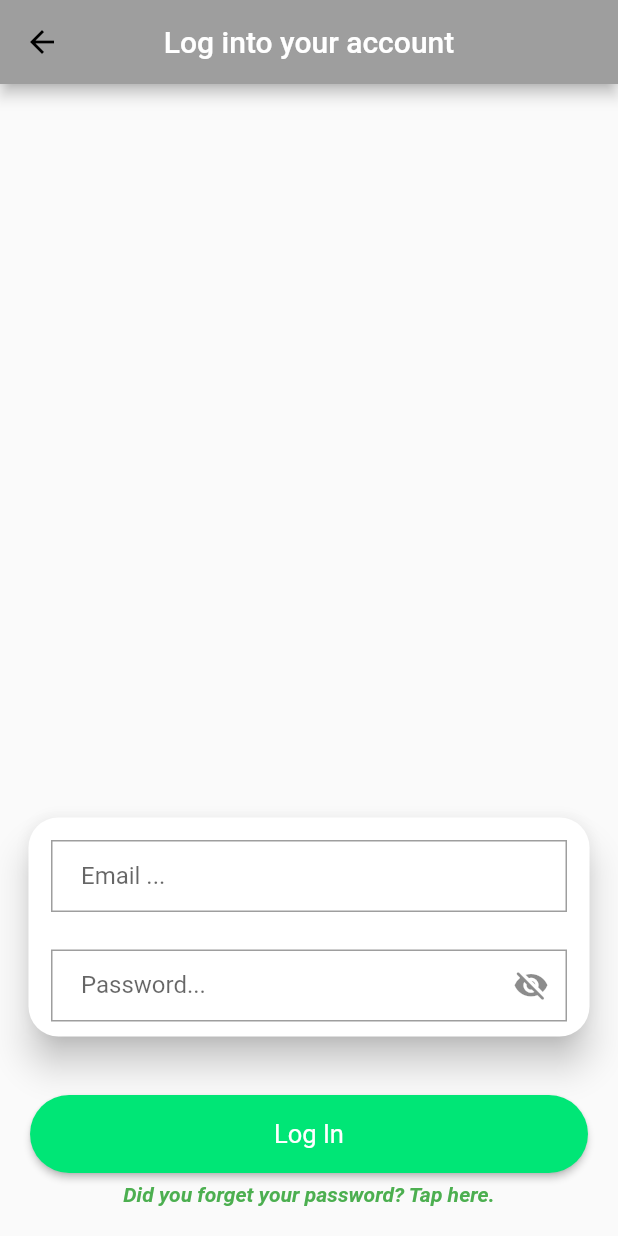
After one commit to rrrrares33/workout_tracker, a Flutter app: the screen it shows after launch, after a tap on "Log In with email and password.", on a phone screen of 412 x 824 dp. The commit adds this screen. Run offline on Flutter 3.47's test engine with Material 2 defaults, Android fonts, the light colour scheme and no system bars; our stand-ins replace firebase_auth, firebase_core, font_awesome_flutter, google_sign_in; missing offline and left inert: flutter_facebook_auth; accounts and stored records are empty; Roboto replaces fonts that are missing (Times New Roman).

Commit message:
"Added Register flow. Also added a separate page for Logging with email and password"

```diff
--- a/lib/firebase/check_authenticated.dart
+++ b/lib/firebase/check_authenticated.dart
@@ -2,8 +2,8 @@ import 'package:flutter/material.dart';
 import 'package:provider/provider.dart';
 
 import '../models/user_firebase.dart';
-import '../ui/home_page.dart';
-import '../ui/login_page.dart';
+import '../ui/logging_screens/home_page.dart';
+import '../ui/logging_screens/login_page.dart';
 import 'authentication_service.dart';
 
 class CheckAuthenticated extends StatelessWidget {
--- a/lib/landing_screen.dart
+++ b/lib/landing_screen.dart
@@ -3,8 +3,8 @@ import 'package:provider/provider.dart';
 
 import '../routing/all_routes_landing.dart';
 import '../routing/routing_constants.dart';
-import '../ui/theme_data.dart';
 import 'firebase/authentication_service.dart';
+import 'ui/logging_screens/theme_data.dart';
 
 class WorkoutTracker extends StatelessWidget {
   const WorkoutTracker({Key? key}) : super(key: key);
--- a/lib/main.dart
+++ b/lib/main.dart
@@ -1,6 +1,5 @@
 import 'package:firebase_core/firebase_core.dart';
 import 'package:flutter/cupertino.dart';
-// import 'package:provider/provider.dart';
 import 'landing_screen.dart';
 
 Future<void> main() async {
--- a/lib/routing/all_routes_landing.dart
+++ b/lib/routing/all_routes_landing.dart
@@ -1,9 +1,10 @@
 import 'package:flutter/material.dart';
 
 import '../firebase/check_authenticated.dart';
-import '../ui/home_page.dart';
-import '../ui/login_page.dart';
-import '../ui/register_page.dart';
+import '../ui/logging_screens/home_page.dart';
+import '../ui/logging_screens/login_email_pass_page.dart';
+import '../ui/logging_screens/login_page.dart';
+import '../ui/logging_screens/register_page.dart';
 import 'routing_constants.dart';
 
 class RoutersLanding {
@@ -17,6 +18,8 @@ class RoutersLanding {
         return MaterialPageRoute<dynamic>(builder: (_) => const LogInPage());
       case HomePageRoute:
         return MaterialPageRoute<dynamic>(builder: (_) => const HomePage());
+      case LogInWithEmailAndPasswordRoute:
+        return MaterialPageRoute<dynamic>(builder: (_) => const LogInPageEmailAndPassword());
       default:
         return MaterialPageRoute<dynamic>(builder: (_) => const CheckAuthenticated());
     }
--- a/lib/routing/routing_constants.dart
+++ b/lib/routing/routing_constants.dart
@@ -2,3 +2,4 @@ const String HomePageRoute = 'home';
 const String RegisterPageRoute = 'register';
 const String LogInPageRoute = 'logIn';
 const String LandingPageRoute = 'landing';
+const String LogInWithEmailAndPasswordRoute = 'logInWithEmailAndPassword';
--- a/lib/ui/home_page.dart
+++ b/lib/ui/logging_screens/home_page.dart
@@ -1,8 +1,8 @@
 import 'package:flutter/material.dart';
 import 'package:provider/provider.dart';
 
-import '../firebase/authentication_service.dart';
-import '../models/user_firebase.dart';
+import '../../firebase/authentication_service.dart';
+import '../../models/user_firebase.dart';
 
 class HomePage extends StatefulWidget {
   const HomePage({Key? key}) : super(key: key);
--- /dev/null
+++ b/lib/ui/logging_screens/login_email_pass_page.dart
@@ -0,0 +1,174 @@
+import 'package:flutter/cupertino.dart';
+import 'package:flutter/material.dart';
+import 'package:provider/provider.dart';
+
+import '../../firebase/authentication_service.dart';
+
+class LogInPageEmailAndPassword extends StatefulWidget {
+  const LogInPageEmailAndPassword({Key? key}) : super(key: key);
+
+  @override
+  State<LogInPageEmailAndPassword> createState() => _LogInPageEmailAndPasswordState();
+}
+
+class _LogInPageEmailAndPasswordState extends State<LogInPageEmailAndPassword> {
+  // Controllers for textFields.
+  // One for email and one for password.
+  final TextEditingController emailController = TextEditingController();
+  final TextEditingController passwordController = TextEditingController();
+
+  // Whether it should hide content of the TextField field.
+  late bool _doNotShowPassword = true;
+
+  // Regex expression for email.
+  final RegExp _regexEmail = RegExp(r"^[a-zA-Z0-9.a-zA-Z0-9.!#$%&'*+-/=?^_`{|}~]+@[a-zA-Z0-9]+\.[a-zA-Z]+");
+
+  // Between 8 and 20 characters, at least one uppercase letter, one lowercase letter,
+  //    one number and one special character:
+  final RegExp _regexPassword = RegExp(r'^(?=.*[a-z])(?=.*[A-Z])(?=.*\d)(?=.*[.,@$!%*?&])[A-Za-z\d@$!.,%*?&]{8,20}$');
+
+  String? _emailWarning;
+
+  String? _generalError;
+
+  @override
+  Widget build(BuildContext context) {
+    // Get authentication service from Provider.
+    final AuthenticationService authenticationService = Provider.of<AuthenticationService>(context);
+
+    return Scaffold(
+      appBar: AppBar(
+        leading: IconButton(
+          icon: const Icon(Icons.arrow_back, color: Colors.black),
+          onPressed: () => Navigator.of(context).pop(),
+        ),
+        title: const Text('Log into your account'),
+        centerTitle: true,
+      ),
+      body: Column(
+        mainAxisAlignment: MainAxisAlignment.end,
+        children: <Widget>[
+          Padding(
+            padding: const EdgeInsets.symmetric(horizontal: 15, vertical: 10),
+            child: Card(
+              elevation: 10,
+              shape: const RoundedRectangleBorder(
+                borderRadius: BorderRadius.all(Radius.circular(20)),
+              ),
+              child: Column(
+                children: <Widget>[
+                  Padding(
+                    padding: const EdgeInsets.symmetric(horizontal: 15, vertical: 15),
+                    child: TextFormField(
+                      controller: emailController,
+                      keyboardType: TextInputType.name,
+                      onChanged: (String text) {
+                        if (text != '' && !_regexEmail.hasMatch(text)) {
+                          setState(() {
+                            _generalError = null;
+                            _emailWarning = 'Email is not valid.';
+                          });
+                        } else {
+                          setState(() {
+                            _emailWarning = null;
+                          });
+                        }
+                      },
+                      decoration: InputDecoration(
+                        contentPadding: const EdgeInsets.fromLTRB(20.0, 10.0, 20.0, 10.0),
+                        labelText: 'Email ...',
+                        errorText: _emailWarning,
+                      ),
+                    ),
+                  ),
+                  Padding(
+                    padding: const EdgeInsets.symmetric(horizontal: 15, vertical: 10),
+                    child: TextField(
+                      obscureText: _doNotShowPassword,
+                      enableSuggestions: false,
+                      autocorrect: false,
+                      controller: passwordController,
+                      keyboardType: TextInputType.name,
+                      decoration: InputDecoration(
+                        contentPadding: const EdgeInsets.fromLTRB(20.0, 10.0, 20.0, 10.0),
+                        labelText: 'Password...',
+                        suffixIcon: IconButton(
+                          icon: Icon(_doNotShowPassword ? Icons.visibility_off_rounded : Icons.visibility_rounded),
+                          onPressed: () {
+                            setState(() {
+                              _doNotShowPassword = !_doNotShowPassword;
+                            });
+                          },
+                        ),
+                      ),
+                    ),
+                  ),
+                ],
+              ),
+            ),
+          ),
+          Text(
+            _generalError != null ? _generalError.toString() : '',
+            style: const TextStyle(
+              color: Colors.red,
+              fontStyle: FontStyle.italic,
+              fontSize: 16,
+            ),
+          ),
+          Padding(
+            padding: const EdgeInsets.symmetric(horizontal: 20, vertical: 6),
+            child: ElevatedButton(
+              style: ElevatedButton.styleFrom(
+                shape: const StadiumBorder(),
+                minimumSize: const Size.fromHeight(52),
+              ),
+              onPressed: () async {
+                setState(() {
+                  if (!_regexPassword.hasMatch(passwordController.text)) {
+                    _generalError = 'This account does not exist.';
+                  } else {
+                    _generalError = null;
+                  }
+                });
+                if (_emailWarning == null && passwordController.text != '' && _generalError == null) {
+                  try {
+                    await authenticationService.signInUserEmailPassword(emailController.text, passwordController.text);
+                    Future<dynamic>.delayed(Duration.zero).then((_) {
+                      Navigator.of(context).pop();
+                    });
+                  } catch (exception) {
+                    setState(() {
+                      _generalError = 'This account does not exist.';
+                    });
+                  }
+                }
+              },
+              child: const Text(
+                'Log In',
+                style: TextStyle(
+                  fontSize: 17,
+                ),
+              ),
+            ),
+          ),
+          Padding(
+            padding: const EdgeInsets.only(bottom: 20),
+            child: GestureDetector(
+              onTap: () {
+                // TO DO : Forgotten password logic.
+              },
+              child: const Text(
+                'Did you forget your password? Tap here.',
+                style: TextStyle(
+                  fontWeight: FontWeight.bold,
+                  fontStyle: FontStyle.italic,
+                  color: Colors.green,
+                ),
+              ),
+            ),
+          ),
+        ],
+      ),
+    );
+  }
+}
--- /dev/null
+++ b/lib/ui/logging_screens/login_page.dart
@@ -0,0 +1,94 @@
+import 'package:flutter/material.dart';
+import 'package:font_awesome_flutter/font_awesome_flutter.dart';
+import 'package:provider/provider.dart';
+
+import '../../firebase/authentication_service.dart';
+import '../../routing/routing_constants.dart';
+
+class LogInPage extends StatefulWidget {
+  const LogInPage({Key? key}) : super(key: key);
+
+  @override
+  State<LogInPage> createState() => _LogInPageState();
+}
+
+class _LogInPageState extends State<LogInPage> {
+  @override
+  Widget build(BuildContext context) {
+    // Get authentication service from Provider.
+    final AuthenticationService authenticationService = Provider.of<AuthenticationService>(context);
+
+    return Scaffold(
+      body: Column(
+        mainAxisAlignment: MainAxisAlignment.end,
+        children: <Widget>[
+          const Text('You already have an account? Log In!'),
+          Padding(
+            padding: const EdgeInsets.symmetric(horizontal: 20, vertical: 6),
+            child: ElevatedButton.icon(
+              style: ElevatedButton.styleFrom(
+                shape: const StadiumBorder(),
+                minimumSize: const Size.fromHeight(52),
+                primary: Colors.blueGrey,
+              ),
+              onPressed: () {
+                Navigator.pushNamed(context, LogInWithEmailAndPasswordRoute);
+              },
+              label: const Text('Log In with email and password.'),
+              icon: const FaIcon(FontAwesomeIcons.solidEnvelope),
+            ),
+          ),
+          const Text('Do you want to log in using other services?'),
+          Padding(
+              padding: const EdgeInsets.symmetric(horizontal: 20, vertical: 6),
+              child: ElevatedButton.icon(
+                style: ElevatedButton.styleFrom(
+                  shape: const StadiumBorder(),
+                  minimumSize: const Size.fromHeight(52),
+                  primary: Colors.redAccent,
+                ),
+                onPressed: () async {
+                  await authenticationService.signInWithGoogle();
+                },
+                icon: const FaIcon(FontAwesomeIcons.google),
+                label: const Text('Sign In with a Google account.'),
+              )),
+          Padding(
+              padding: const EdgeInsets.symmetric(horizontal: 20, vertical: 6),
+              child: ElevatedButton.icon(
+                style: ElevatedButton.styleFrom(
+                  shape: const StadiumBorder(),
+                  minimumSize: const Size.fromHeight(52),
+                  primary: Colors.blue,
+                ),
+                onPressed: () async {
+                  await authenticationService.signInWithFacebook();
+                },
+                icon: const FaIcon(FontAwesomeIcons.facebook),
+                label: const Text('Sign In with a Facebook account.'),
+              )),
+          const Text('Do you want to create a new account?'),
+          Padding(
+            padding: const EdgeInsets.only(bottom: 20),
+            child: Padding(
+              padding: const EdgeInsets.symmetric(horizontal: 20, vertical: 6),
+              child: ElevatedButton.icon(
+                  style: ElevatedButton.styleFrom(
+                    shape: const StadiumBorder(),
+                    minimumSize: const Size.fromHeight(52),
+                    textStyle: const TextStyle(
+                      fontSize: 17,
+                    ),
+                  ),
+                  onPressed: () {
+                    Navigator.pushNamed(context, RegisterPageRoute);
+                  },
+                  icon: const FaIcon(FontAwesomeIcons.solidUserCircle),
+                  label: const Text('Register a new local account.')),
+            ),
+          ),
+        ],
+      ),
+    );
+  }
+}
```
Also changed, not shown: lib/ui/logging_screens/register_page.dart (renamed from lib/ui/login_page.dart, +73 -69 lines), lib/ui/register_page.dart (deleted, +0 -14 lines), lib/ui/logging_screens/theme_data.dart (renamed from lib/ui/theme_data.dart).
